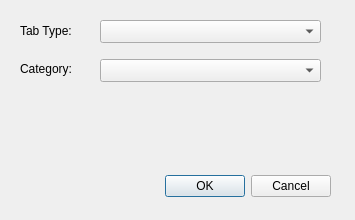
This is newtabdialog.ui in ManiacTwister/MMMLauncher as Qt 5 draws it before an edit. The edited form follows.
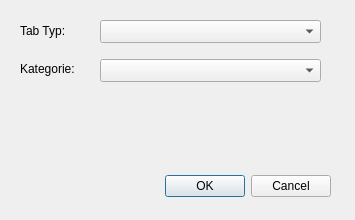
This is the edited form. The open tabs and pages were chosen to show the change. Icons and pictures are not drawn.

Commit message: Make all in-code strings german for now We should probably invert this in the future (in-code -> english, translation -> german)

What changed in the file:
```diff
--- a/newtabdialog.ui
+++ b/newtabdialog.ui
@@ -53,7 +53,7 @@
     </rect>
    </property>
    <property name="text">
-    <string>Tab Type:</string>
+    <string>Tab Typ:</string>
    </property>
   </widget>
   <widget class="QStackedWidget" name="stackedWidget">
@@ -101,7 +101,7 @@
       </rect>
      </property>
      <property name="text">
-      <string>Category:</string>
+      <string>Kategorie:</string>
      </property>
     </widget>
    </widget>
```
Left out of the diff: 6 changed lines with no effect on the pictures. The commit also changes 2 other files.
